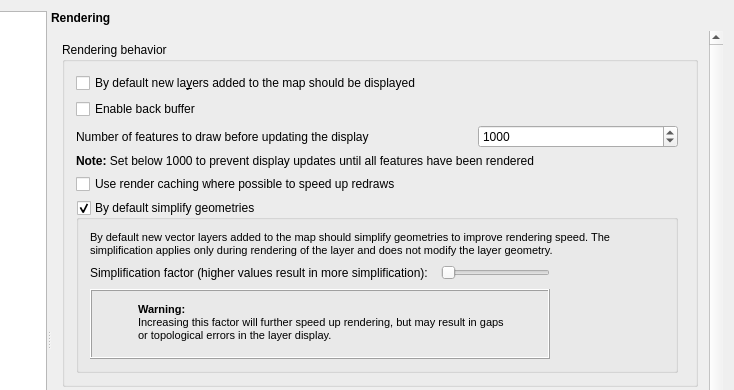
The window that src/ui/qgsoptionsbase.ui (carsmie/QGIS) describes before a commit, drawn with Qt 5; both pictures show x 114 to 848 and y 0 to 390 of the 848 by 705 pixel window.
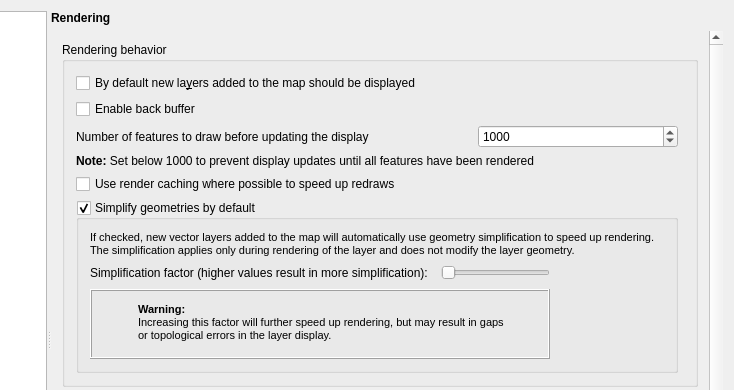
The same window after the commit. The open tabs and pages were chosen to show the change. Icons and pictures are not drawn. Custom widgets are drawn as their Qt base class.

Diff of the .ui file:
```diff
--- a/src/ui/qgsoptionsbase.ui
+++ b/src/ui/qgsoptionsbase.ui
@@ -1664,7 +1664,7 @@
                    <item row="5" column="0">
                     <widget class="QGroupBox" name="mSimplifyDrawingGroupBox">
                      <property name="title">
-                      <string>By default simplify geometries</string>
+                      <string>Simplify geometries by default</string>
                      </property>
                      <property name="checkable">
                       <bool>true</bool>
@@ -1683,7 +1683,7 @@
 &lt;html&gt;&lt;head&gt;&lt;meta name=&quot;qrichtext&quot; content=&quot;1&quot; /&gt;&lt;style type=&quot;text/css&quot;&gt;
 p, li { white-space: pre-wrap; }
 &lt;/style&gt;&lt;/head&gt;&lt;body style=&quot; font-family:'MS Shell Dlg 2'; font-size:8.25pt; font-weight:400; font-style:normal;&quot;&gt;
-&lt;p style=&quot; margin-top:0px; margin-bottom:0px; margin-left:0px; margin-right:0px; -qt-block-indent:0; text-indent:0px;&quot;&gt;By default new vector layers added to the map should simplify geometries to improve rendering speed. The simplification applies only during rendering of the layer and does not modify the layer geometry.&lt;/p&gt;&lt;/body&gt;&lt;/html&gt;</string>
+&lt;p style=&quot; margin-top:0px; margin-bottom:0px; margin-left:0px; margin-right:0px; -qt-block-indent:0; text-indent:0px;&quot;&gt;If checked, new vector layers added to the map will automatically use geometry simplification to speed up rendering. The simplification applies only during rendering of the layer and does not modify the layer geometry.&lt;/p&gt;&lt;/body&gt;&lt;/html&gt;</string>
                         </property>
                         <property name="wordWrap">
                          <bool>true</bool>
```
